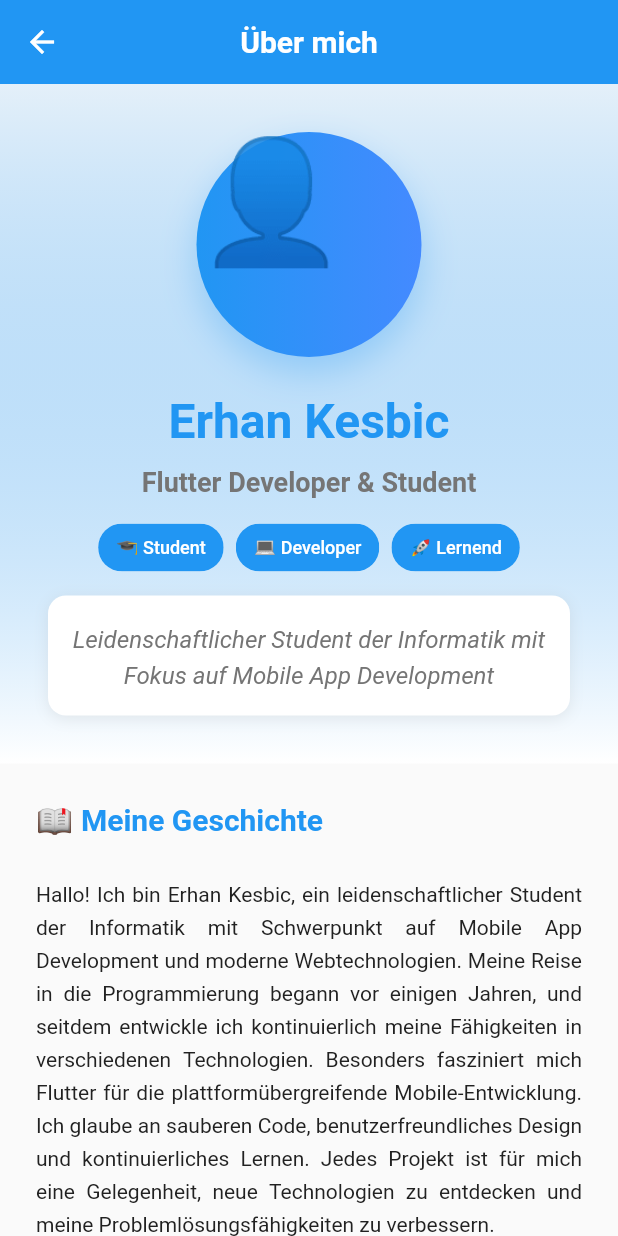
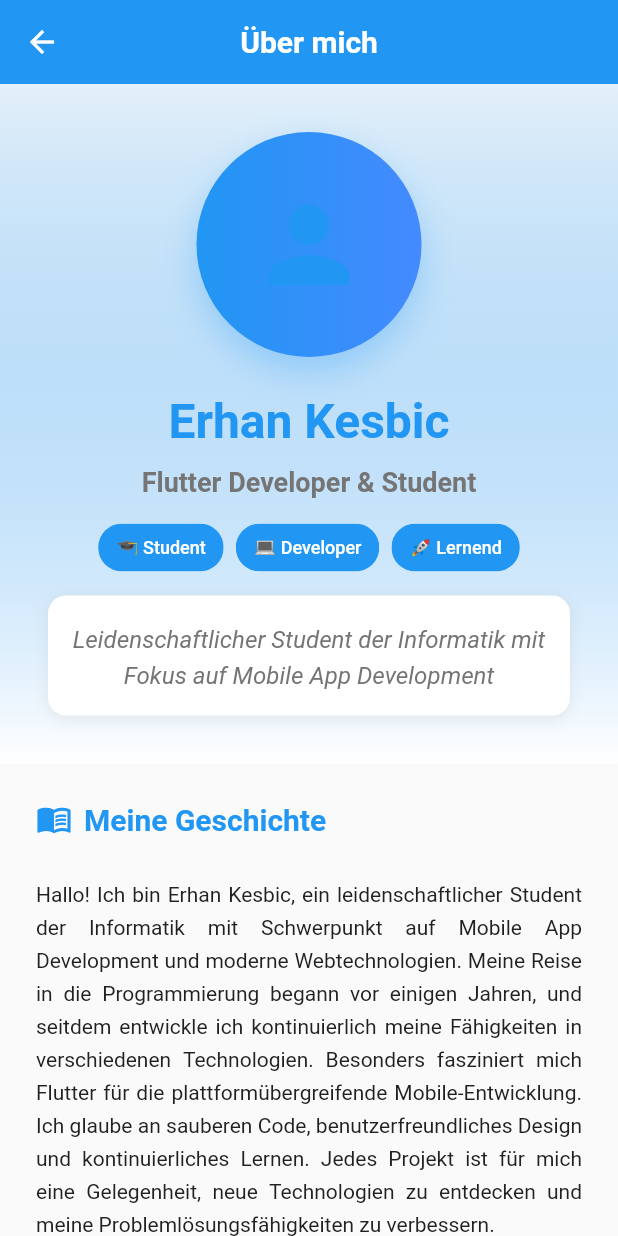
Before and after one commit to erhankesbic/portfolio_5228557, a Flutter app: the AboutPage screen opened directly, on a phone screen of 412 x 824 dp. Run offline on Flutter 3.47's test engine with Material 3 defaults, Android fonts, the phone set to English and light mode, and no system bars.

Commit message:
✅ Ausgangszustand: About-Page mit Material Icons und Clean Code Standard

```diff
--- a/lib/models/about_data.dart
+++ b/lib/models/about_data.dart
@@ -1,3 +1,5 @@
+import 'package:flutter/material.dart';
+
 /// Modell-Klasse für About-Seite Daten
 ///
 /// Kapselt alle persönlichen Informationen und strukturiert sie
@@ -60,12 +62,7 @@ class SkillCategory {
 }
 
 /// Skill-Level für bessere Kategorisierung
-enum SkillLevel {
-  beginner,
-  intermediate,
-  advanced,
-  expert,
-}
+enum SkillLevel { beginner, intermediate, advanced, expert }
 
 /// Bildungs-Eintrag
 class EducationItem {
@@ -86,13 +83,13 @@ class EducationItem {
 
 /// Interesse/Hobby-Eintrag
 class Interest {
-  final String emoji;
+  final IconData icon;
   final String title;
   final String subtitle;
   final String? description;
 
   const Interest({
-    required this.emoji,
+    required this.icon,
     required this.title,
     required this.subtitle,
     this.description,
--- a/lib/pages/about_page.dart
+++ b/lib/pages/about_page.dart
@@ -29,10 +29,7 @@ class _AboutPageState extends State<AboutPage> {
   @override
   Widget build(BuildContext context) {
     return Scaffold(
-      appBar: AppBar(
-        title: const Text('Über mich'),
-        elevation: 0,
-      ),
+      appBar: AppBar(title: const Text('Über mich'), elevation: 0),
       body: SingleChildScrollView(
         child: Column(
           children: [
@@ -57,10 +54,7 @@ class _AboutPageState extends State<AboutPage> {
         gradient: LinearGradient(
           begin: Alignment.topCenter,
           end: Alignment.bottomCenter,
-          colors: [
-            AppTheme.primaryColor.withValues(alpha: 0.1),
-            Colors.white,
-          ],
+          colors: [AppTheme.primaryColor.withValues(alpha: 0.1), Colors.white],
         ),
       ),
       child: Padding(
@@ -74,10 +68,7 @@ class _AboutPageState extends State<AboutPage> {
               decoration: BoxDecoration(
                 shape: BoxShape.circle,
                 gradient: LinearGradient(
-                  colors: [
-                    AppTheme.primaryColor,
-                    AppTheme.secondaryColor,
-                  ],
+                  colors: [AppTheme.primaryColor, AppTheme.secondaryColor],
                 ),
                 boxShadow: [
                   BoxShadow(
@@ -87,10 +78,7 @@ class _AboutPageState extends State<AboutPage> {
                   ),
                 ],
               ),
-              child: const Text(
-                '👤',
-                style: TextStyle(fontSize: 80),
-              ),
+              child: Icon(Icons.person, size: 80, color: AppTheme.primaryColor),
             ),
             AppWidgets.spacing(height: AppTheme.spacingLarge),
 
@@ -117,14 +105,23 @@ class _AboutPageState extends State<AboutPage> {
             Wrap(
               spacing: AppTheme.spacingSmall,
               runSpacing: AppTheme.spacingSmall,
-              children: personalInfo.statusTags.map((tag) => Chip(
+              children:
+                  personalInfo.statusTags
+                      .map(
+                        (tag) => Chip(
                           label: Text(
                             tag,
-                  style: const TextStyle(color: Colors.white, fontSize: 12),
+                            style: const TextStyle(
+                              color: Colors.white,
+                              fontSize: 12,
+                            ),
                           ),
                           backgroundColor: AppTheme.primaryColor,
-                materialTapTargetSize: MaterialTapTargetSize.shrinkWrap,
-              )).toList(),
+                          materialTapTargetSize:
+                              MaterialTapTargetSize.shrinkWrap,
+                        ),
+                      )
+                      .toList(),
             ),
             AppWidgets.spacing(height: AppTheme.spacingMedium),
 
@@ -162,7 +159,8 @@ class _AboutPageState extends State<AboutPage> {
     return Container(
       margin: const EdgeInsets.all(AppTheme.spacingLarge),
       child: _buildSection(
-        title: '📖 Meine Geschichte',
+        title: 'Meine Geschichte',
+        icon: Icons.menu_book,
         child: Text(
           personalInfo.detailedBio,
           style: AppTheme.bodyMedium.copyWith(
@@ -180,9 +178,13 @@ class _AboutPageState extends State<AboutPage> {
     return Container(
       margin: const EdgeInsets.all(AppTheme.spacingLarge),
       child: _buildSection(
-        title: '🛠️ Technische Fähigkeiten',
+        title: 'Technische Fähigkeiten',
+        icon: Icons.build,
         child: Column(
-          children: skills.map((skillCategory) => _buildSkillCategory(skillCategory)).toList(),
+          children:
+              skills
+                  .map((skillCategory) => _buildSkillCategory(skillCategory))
+                  .toList(),
         ),
       ),
     );
@@ -190,8 +192,12 @@ class _AboutPageState extends State<AboutPage> {
 
   /// Erstellt eine einzelne Skill-Kategorie
   Widget _buildSkillCategory(SkillCategory skillCategory) {
-    final skillLevelText = _aboutRepository.getSkillLevelText(skillCategory.level);
-    final skillLevelColor = Color(_aboutRepository.getSkillLevelColorValue(skillCategory.level));
+    final skillLevelText = _aboutRepository.getSkillLevelText(
+      skillCategory.level,
+    );
+    final skillLevelColor = Color(
+      _aboutRepository.getSkillLevelColorValue(skillCategory.level),
+    );
 
     return Container(
       margin: const EdgeInsets.only(bottom: AppTheme.spacingLarge),
@@ -206,12 +212,7 @@ class _AboutPageState extends State<AboutPage> {
             offset: const Offset(0, 2),
           ),
         ],
-        border: Border(
-          left: BorderSide(
-            width: 4,
-            color: skillLevelColor,
-          ),
-        ),
+        border: Border(left: BorderSide(width: 4, color: skillLevelColor)),
       ),
       child: Column(
         crossAxisAlignment: CrossAxisAlignment.start,
@@ -260,7 +261,10 @@ class _AboutPageState extends State<AboutPage> {
           Wrap(
             spacing: AppTheme.spacingSmall,
             runSpacing: AppTheme.spacingSmall,
-            children: skillCategory.skills.map((skill) => Container(
+            children:
+                skillCategory.skills
+                    .map(
+                      (skill) => Container(
                         padding: const EdgeInsets.symmetric(
                           horizontal: AppTheme.spacingSmall,
                           vertical: 6,
@@ -279,7 +283,9 @@ class _AboutPageState extends State<AboutPage> {
                             fontWeight: FontWeight.w500,
                           ),
                         ),
-            )).toList(),
+                      ),
+                    )
+                    .toList(),
           ),
         ],
       ),
@@ -291,7 +297,8 @@ class _AboutPageState extends State<AboutPage> {
     return Container(
       margin: const EdgeInsets.all(AppTheme.spacingLarge),
       child: _buildSection(
-        title: '🎓 Bildungsweg',
+        title: 'Bildungsweg',
+        icon: Icons.school,
         child: Column(
           children: education.map((item) => _buildEducationItem(item)).toList(),
         ),
@@ -353,9 +360,7 @@ class _AboutPageState extends State<AboutPage> {
           AppWidgets.spacing(height: AppTheme.spacingSmall),
           Text(
             item.period,
-            style: AppTheme.bodySmall.copyWith(
-              color: AppTheme.textSecondary,
-            ),
+            style: AppTheme.bodySmall.copyWith(color: AppTheme.textSecondary),
           ),
           AppWidgets.spacing(height: AppTheme.spacingMedium),
           Text(
@@ -375,7 +380,8 @@ class _AboutPageState extends State<AboutPage> {
     return Container(
       margin: const EdgeInsets.all(AppTheme.spacingLarge),
       child: _buildSection(
-        title: '🌟 Interessen & Hobbys',
+        title: 'Interessen & Hobbys',
+        icon: Icons.star,
         child: GridView.builder(
           shrinkWrap: true,
           physics: const NeverScrollableScrollPhysics(),
@@ -410,10 +416,7 @@ class _AboutPageState extends State<AboutPage> {
       child: Column(
         mainAxisAlignment: MainAxisAlignment.center,
         children: [
-          Text(
-            interest.emoji,
-            style: const TextStyle(fontSize: 32),
-          ),
+          Icon(interest.icon, color: AppTheme.primaryColor, size: 32),
           AppWidgets.spacing(height: AppTheme.spacingSmall),
           Text(
             interest.title,
@@ -426,9 +429,7 @@ class _AboutPageState extends State<AboutPage> {
           AppWidgets.spacing(height: 4),
           Text(
             interest.subtitle,
-            style: AppTheme.bodySmall.copyWith(
-              color: AppTheme.textSecondary,
-            ),
+            style: AppTheme.bodySmall.copyWith(color: AppTheme.textSecondary),
             textAlign: TextAlign.center,
           ),
         ],
@@ -441,9 +442,11 @@ class _AboutPageState extends State<AboutPage> {
     return Container(
       margin: const EdgeInsets.all(AppTheme.spacingLarge),
       child: _buildSection(
-        title: '📞 Kontakt',
+        title: 'Kontakt',
+        icon: Icons.contact_phone,
         child: Column(
-          children: contactInfo.map((contact) => _buildContactItem(contact)).toList(),
+          children:
+              contactInfo.map((contact) => _buildContactItem(contact)).toList(),
         ),
       ),
     );
@@ -460,12 +463,10 @@ class _AboutPageState extends State<AboutPage> {
             color: AppTheme.primaryColor.withValues(alpha: 0.1),
             borderRadius: BorderRadius.circular(6),
           ),
-          child: Text(
-            _getContactEmoji(contact.type),
-            style: TextStyle(
-              fontSize: 20,
+          child: Icon(
+            _getContactIcon(contact.type),
             color: AppTheme.primaryColor,
-            ),
+            size: 20,
           ),
         ),
         title: Text(
@@ -478,17 +479,20 @@ class _AboutPageState extends State<AboutPage> {
         subtitle: Text(
           contact.value,
           style: AppTheme.bodySmall.copyWith(
-            color: contact.isClickable ? AppTheme.primaryColor : AppTheme.textSecondary,
+            color:
+                contact.isClickable
+                    ? AppTheme.primaryColor
+                    : AppTheme.textSecondary,
             decoration: contact.isClickable ? TextDecoration.underline : null,
           ),
         ),
-        onTap: contact.isClickable
+        onTap:
+            contact.isClickable
                 ? () => _showContactSnackBar(contact.value)
                 : null,
-        shape: RoundedRectangleBorder(
-          borderRadius: BorderRadius.circular(6),
-        ),
-        tileColor: contact.isClickable
+        shape: RoundedRectangleBorder(borderRadius: BorderRadius.circular(6)),
+        tileColor:
+            contact.isClickable
                 ? AppTheme.primaryColor.withValues(alpha: 0.05)
                 : Colors.transparent,
       ),
@@ -496,10 +500,20 @@ class _AboutPageState extends State<AboutPage> {
   }
 
   /// Hilfsmethode für Sections
-  Widget _buildSection({required String title, required Widget child}) {
+  Widget _buildSection({
+    required String title,
+    required Widget child,
+    IconData? icon,
+  }) {
     return Column(
       crossAxisAlignment: CrossAxisAlignment.start,
       children: [
+        Row(
+          children: [
+            if (icon != null) ...[
+              Icon(icon, color: AppTheme.primaryColor, size: 24),
+              const SizedBox(width: 8),
+            ],
             Text(
               title,
               style: AppTheme.headlineSmall.copyWith(
@@ -507,29 +521,31 @@ class _AboutPageState extends State<AboutPage> {
                 color: AppTheme.primaryColor,
               ),
             ),
+          ],
+        ),
         AppWidgets.spacing(height: AppTheme.spacingLarge),
         child,
       ],
     );
   }
 
-  /// Gibt das passende Emoji für den Kontakt-Typ zurück
-  String _getContactEmoji(ContactType type) {
+  /// Gibt das passende Material Icon für den Kontakt-Typ zurück
+  IconData _getContactIcon(ContactType type) {
     switch (type) {
       case ContactType.email:
-        return '✉️';
+        return Icons.email;
       case ContactType.phone:
-        return '📞';
+        return Icons.phone;
       case ContactType.website:
-        return '🌐';
+        return Icons.language;
       case ContactType.github:
-        return '💻';
+        return Icons.code;
       case ContactType.linkedin:
-        return '💼';
+        return Icons.business;
       case ContactType.university:
-        return '🏫';
+        return Icons.school;
       case ContactType.location:
-        return '📍';
+        return Icons.location_on;
     }
   }
 
--- a/lib/repositories/about_repository.dart
+++ b/lib/repositories/about_repository.dart
@@ -1,3 +1,4 @@
+import 'package:flutter/material.dart';
 import '../models/about_data.dart';
 
 /// Repository für About-Seite Daten
@@ -26,8 +27,10 @@ class AboutRepository {
     return const PersonalInfo(
       name: 'Erhan Kesbic',
       title: 'Flutter Developer & Student',
-      shortBio: 'Leidenschaftlicher Student der Informatik mit Fokus auf Mobile App Development',
-      detailedBio: 'Hallo! Ich bin Erhan Kesbic, ein leidenschaftlicher Student der Informatik '
+      shortBio:
+          'Leidenschaftlicher Student der Informatik mit Fokus auf Mobile App Development',
+      detailedBio:
+          'Hallo! Ich bin Erhan Kesbic, ein leidenschaftlicher Student der Informatik '
           'mit Schwerpunkt auf Mobile App Development und moderne Webtechnologien. '
           'Meine Reise in die Programmierung begann vor einigen Jahren, und seitdem '
           'entwickle ich kontinuierlich meine Fähigkeiten in verschiedenen Technologien. '
@@ -44,13 +47,27 @@ class AboutRepository {
     return [
       const SkillCategory(
         title: 'Frontend Development',
-        skills: ['Flutter', 'Dart', 'React', 'JavaScript', 'HTML/CSS', 'Material Design'],
+        skills: [
+          'Flutter',
+          'Dart',
+          'React',
+          'JavaScript',
+          'HTML/CSS',
+          'Material Design',
+        ],
         level: SkillLevel.advanced,
         description: 'Spezialisierung auf Mobile App Development mit Flutter',
       ),
       const SkillCategory(
         title: 'Backend & Datenbanken',
-        skills: ['Node.js', 'Python', 'Firebase', 'MongoDB', 'SQL', 'REST APIs'],
+        skills: [
+          'Node.js',
+          'Python',
+          'Firebase',
+          'MongoDB',
+          'SQL',
+          'REST APIs',
+        ],
         level: SkillLevel.intermediate,
         description: 'Solide Grundlagen in Backend-Entwicklung',
       ),
@@ -62,7 +79,12 @@ class AboutRepository {
       ),
       const SkillCategory(
         title: 'Architektur & Patterns',
-        skills: ['Repository Pattern', 'MVVM', 'Clean Architecture', 'State Management'],
+        skills: [
+          'Repository Pattern',
+          'MVVM',
+          'Clean Architecture',
+          'State Management',
+        ],
         level: SkillLevel.intermediate,
         description: 'Saubere Code-Architektur und Design Patterns',
       ),
@@ -76,7 +98,8 @@ class AboutRepository {
         institution: 'Technische Hochschule Mittelhessen',
         degree: 'Bachelor Informatik',
         period: '2023 - Voraussichtlich 2027',
-        description: '📚 Schwerpunkt: Software Engineering & Mobile Development\n'
+        description:
+            '📚 Schwerpunkt: Software Engineering & Mobile Development\n'
             'Kernmodule: Programmierung, Algorithmen, Datenbanken, Software Engineering',
         isCompleted: false,
       ),
@@ -84,7 +107,8 @@ class AboutRepository {
         institution: 'GUI-Programmierung Praktikum',
         degree: 'Flutter Development Projekt',
         period: 'Sommersemester 2025',
-        description: '🚀 Portfolio-Projekt mit Clean Code Architektur\n'
+        description:
+            '🚀 Portfolio-Projekt mit Clean Code Architektur\n'
             'Implementierung einer vollständigen Flutter-App mit professioneller Struktur',
         isCompleted: true,
       ),
@@ -95,37 +119,37 @@ class AboutRepository {
   List<Interest> _getInterests() {
     return [
       const Interest(
-        emoji: '💻',
+        icon: Icons.code,
         title: 'Programmierung',
         subtitle: 'Neue Technologien entdecken',
         description: 'Ständige Weiterbildung in neuen Frameworks und Sprachen',
       ),
       const Interest(
-        emoji: '🎮',
+        icon: Icons.sports_esports,
         title: 'Gaming',
         subtitle: 'Entspannung & Inspiration',
         description: 'Analyse von Game Design und User Experience',
       ),
       const Interest(
-        emoji: '📚',
+        icon: Icons.school,
         title: 'Lernen',
         subtitle: 'Online Kurse & Tutorials',
         description: 'Kontinuierliche Weiterbildung durch Online-Plattformen',
       ),
       const Interest(
-        emoji: '🚀',
+        icon: Icons.rocket_launch,
         title: 'Innovation',
         subtitle: 'Zukunftstechnologien',
         description: 'Interesse an KI, IoT und emerging technologies',
       ),
       const Interest(
-        emoji: '🎵',
+        icon: Icons.music_note,
         title: 'Musik',
         subtitle: 'Coding-Soundtrack',
         description: 'Musik als Inspiration beim Programmieren',
       ),
       const Interest(
-        emoji: '⚽',
+        icon: Icons.sports_soccer,
         title: 'Sport',
         subtitle: 'Fitness & Teamgeist',
         description: 'Work-Life-Balance durch Sport und Teamaktivitäten',
```
Also changed, not shown: 1 other file. Lines whose indentation alone changed are shown as unchanged.
